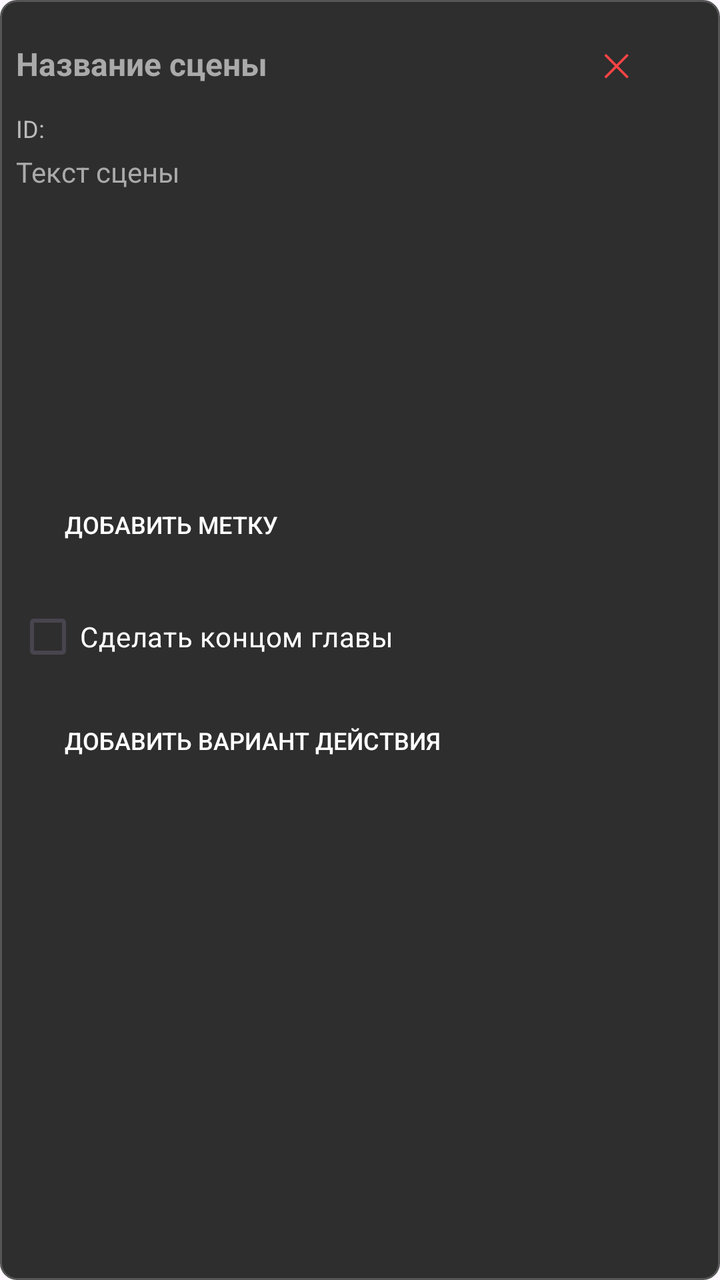
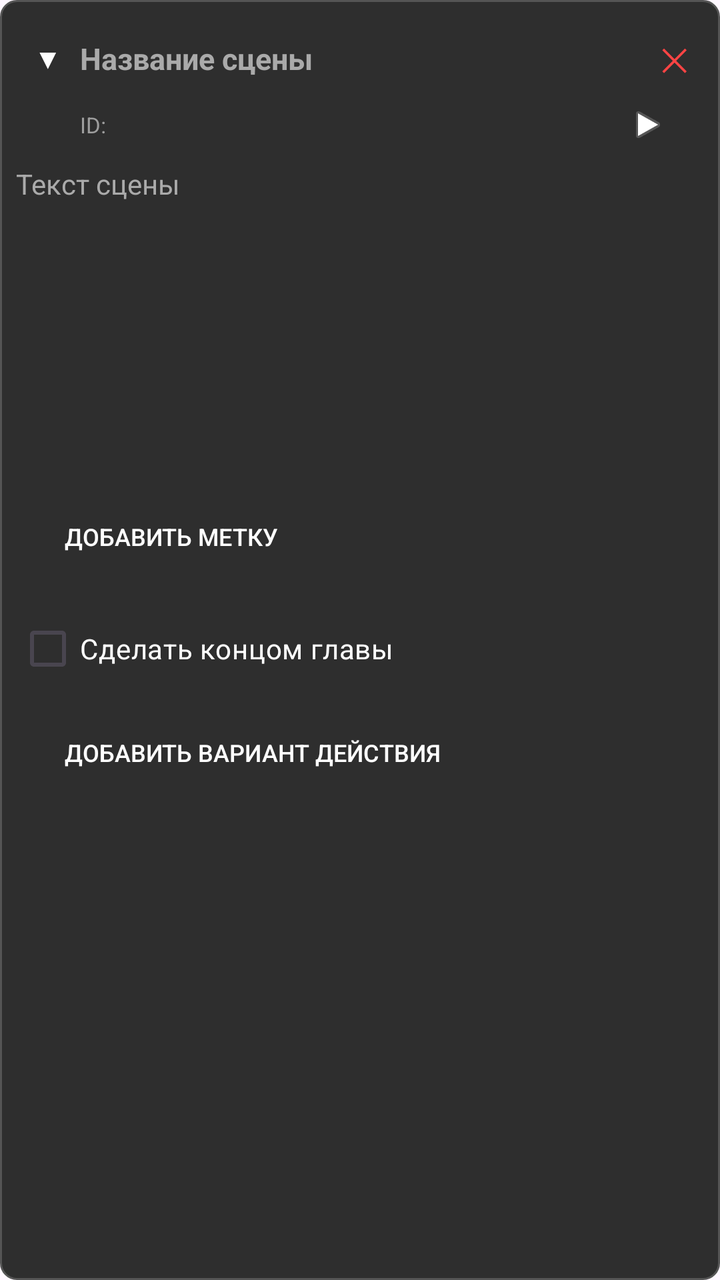

Screens rendered from an Android XML layout before and after an edit, with the pre-edit source and the edit as a unified diff.
<!-- AndroidManifest.xml: application theme Theme.Adventure -->
<!-- res/layout/item_editor_scene.xml -->
<?xml version="1.0" encoding="utf-8"?>
<LinearLayout xmlns:android="http://schemas.android.com/apk/res/android"
    android:layout_width="match_parent"
    android:layout_height="wrap_content"
    android:orientation="vertical"
    android:padding="8dp"
    android:background="@drawable/scene_background"
    android:layout_marginBottom="12dp">

    
    <LinearLayout
        android:layout_width="match_parent"
        android:layout_height="wrap_content"
        android:orientation="horizontal"
        android:gravity="center_vertical">

        <EditText
            android:id="@+id/et_scene_title"
            android:layout_width="0dp"
            android:layout_height="wrap_content"
            android:layout_weight="1"
            android:hint="Название сцены"
            android:textColor="#FFFFFF"
            android:textColorHint="#AAAAAA"
            android:textSize="16sp"
            android:textStyle="bold"
            android:background="@android:color/transparent" />

        <Button
            android:id="@+id/btn_delete_scene"
            android:layout_width="wrap_content"
            android:layout_height="wrap_content"
            android:text="✕"
            android:textColor="#FF4444"
            style="?android:attr/borderlessButtonStyle"
            android:textSize="16sp" />
    </LinearLayout>

    <TextView
        android:id="@+id/tv_scene_id"
        android:layout_width="wrap_content"
        android:layout_height="wrap_content"
        android:text="ID: "
        android:textColor="#BBBBBB"
        android:textSize="12sp"
        android:layout_marginBottom="4dp" />

    <EditText
        android:id="@+id/et_scene_text"
        android:layout_width="match_parent"
        android:layout_height="150dp"
        android:hint="Текст сцены"
        android:textColor="#FFFFFF"
        android:textColorHint="#AAAAAA"
        android:gravity="top"
        android:textSize="14sp"
        android:layout_marginBottom="8dp"
        android:background="@android:color/transparent" />

    <LinearLayout
        android:id="@+id/container_tags"
        android:layout_width="match_parent"
        android:layout_height="wrap_content"
        android:orientation="vertical"
        android:layout_marginBottom="4dp" />

    <Button
        android:id="@+id/btn_add_tag"
        android:layout_width="wrap_content"
        android:layout_height="wrap_content"
        android:text="Добавить метку"
        android:textColor="#FFFFFF"
        style="?android:attr/borderlessButtonStyle"
        android:textSize="12sp" />

    <CheckBox
        android:id="@+id/cb_chapter_end"
        android:layout_width="wrap_content"
        android:layout_height="wrap_content"
        android:text="Сделать концом главы"
        android:textColor="#FFFFFF"
        android:layout_marginTop="8dp" />

    <LinearLayout
        android:id="@+id/layout_steps"
        android:layout_width="match_parent"
        android:layout_height="wrap_content"
        android:orientation="horizontal"
        android:visibility="gone"
        android:layout_marginBottom="8dp">

        <TextView
            android:layout_width="wrap_content"
            android:layout_height="wrap_content"
            android:text="Шагов до след. главы:"
            android:textColor="#FFFFFF"
            android:layout_gravity="center_vertical" />

        <EditText
            android:id="@+id/et_steps"
            android:layout_width="80dp"
            android:layout_height="wrap_content"
            android:inputType="number"
            android:text="0"
            android:textColor="#FFFFFF"
            android:textColorHint="#AAAAAA"
            android:background="@android:color/transparent" />
    </LinearLayout>

    <LinearLayout
        android:id="@+id/container_choices"
        android:layout_width="match_parent"
        android:layout_height="wrap_content"
        android:orientation="vertical"
        android:layout_marginBottom="4dp" />

    <Button
        android:id="@+id/btn_add_choice"
        android:layout_width="wrap_content"
        android:layout_height="wrap_content"
        android:text="Добавить вариант действия"
        android:textColor="#FFFFFF"
        style="?android:attr/borderlessButtonStyle"
        android:textSize="12sp" />

</LinearLayout>
<!-- resources referenced by this layout -->
<resources>
  <!-- drawable scene_background (drawable) -->
  <?xml version="1.0" encoding="utf-8"?>
  <shape xmlns:android="http://schemas.android.com/apk/res/android"
      android:shape="rectangle">
      <solid android:color="#2E2E2E" />
      <stroke
          android:width="1dp"
          android:color="#555555" />
      <corners android:radius="8dp" />
      <padding
          android:left="8dp"
          android:right="8dp"
          android:top="8dp"
          android:bottom="8dp" />
  </shape>
  <style name="Theme.Adventure" parent="Base.Theme.Adventure" />
  <style name="Base.Theme.Adventure" parent="Theme.Material3.DayNight.NoActionBar">
          
          
      </style>
</resources>

<!-- the commit's change to res/layout/item_editor_scene.xml (unified diff, before → after) -->
@@ -9,11 +9,24 @@
 
     
     <LinearLayout
+        android:id="@+id/header"
         android:layout_width="match_parent"
         android:layout_height="wrap_content"
         android:orientation="horizontal"
         android:gravity="center_vertical">
 
+        <TextView
+            android:id="@+id/tv_chevron"
+            android:layout_width="32dp"
+            android:layout_height="32dp"
+            android:text="▼"
+            android:textSize="14sp"
+            android:textColor="#FFFFFF"
+            android:gravity="center"
+            android:clickable="true"
+            android:focusable="true"
+            android:background="?attr/selectableItemBackgroundBorderless" />
+
         <EditText
             android:id="@+id/et_scene_title"
             android:layout_width="0dp"
@@ -22,9 +35,10 @@
             android:hint="Название сцены"
             android:textColor="#FFFFFF"
             android:textColorHint="#AAAAAA"
-            android:textSize="16sp"
+            android:textSize="15sp"
             android:textStyle="bold"
-            android:background="@android:color/transparent" />
+            android:background="@android:color/transparent"
+            android:maxLines="1" />
 
         <Button
             android:id="@+id/btn_delete_scene"
@@ -33,94 +47,174 @@
             android:text="✕"
             android:textColor="#FF4444"
             style="?android:attr/borderlessButtonStyle"
-            android:textSize="16sp" />
+            android:textSize="16sp"
+            android:minWidth="0dp"
+            android:minHeight="0dp"
+            android:paddingStart="8dp"
+            android:paddingEnd="8dp" />
     </LinearLayout>
 
-    <TextView
-        android:id="@+id/tv_scene_id"
-        android:layout_width="wrap_content"
+    
+    <LinearLayout
+        android:id="@+id/info_row"
+        android:layout_width="match_parent"
         android:layout_height="wrap_content"
-        android:text="ID: "
-        android:textColor="#BBBBBB"
-        android:textSize="12sp"
-        android:layout_marginBottom="4dp" />
-
-    <EditText
-        android:id="@+id/et_scene_text"
-        android:layout_width="match_parent"
-        android:layout_height="150dp"
-        android:hint="Текст сцены"
-        android:textColor="#FFFFFF"
-        android:textColorHint="#AAAAAA"
-        android:gravity="top"
-        android:textSize="14sp"
-        android:layout_marginBottom="8dp"
-        android:background="@android:color/transparent" />
-
+        android:orientation="horizontal"
+        android:gravity="center_vertical"
+        android:paddingStart="32dp"
+        android:paddingEnd="8dp"
+        android:layout_marginBottom="4dp"
+        android:clickable="true"
+        android:focusable="true"
+        android:background="?attr/selectableItemBackground">
+
+        <LinearLayout
+            android:layout_width="0dp"
+            android:layout_height="wrap_content"
+            android:layout_weight="1"
+            android:orientation="horizontal"
+            android:gravity="center_vertical">
+
+            <TextView
+                android:id="@+id/tv_scene_id"
+                android:layout_width="0dp"
+                android:layout_height="wrap_content"
+                android:layout_weight="1"
+                android:text="ID: "
+                android:textColor="#9E9E9E"
+                android:textSize="11sp"
+                android:maxLines="1"
+                android:ellipsize="end" />
+
+            <ImageButton
+                android:id="@+id/btn_rebuild_id"
+                android:layout_width="24dp"
+                android:layout_height="24dp"
+                android:src="@android:drawable/ic_menu_rotate"
+                android:background="?attr/selectableItemBackgroundBorderless"
+                android:contentDescription="Пересобрать ID из названия"
+                android:scaleType="centerInside"
+                android:padding="2dp"
+                android:visibility="gone" />
+
+            <ImageButton
+                android:id="@+id/btn_preview_scene"
+                android:layout_width="24dp"
+                android:layout_height="24dp"
+                android:src="@android:drawable/ic_media_play"
+                android:background="?attr/selectableItemBackgroundBorderless"
+                android:contentDescription="Предпросмотр сцены в читалке"
+                android:scaleType="centerInside"
+                android:padding="2dp" />
+
+        </LinearLayout>
+
+        <TextView
+            android:id="@+id/tv_choices_count"
+            android:layout_width="wrap_content"
+            android:layout_height="wrap_content"
+            android:text=""
+            android:textColor="#9E9E9E"
+            android:textSize="11sp"
+            android:layout_marginStart="8dp" />
+
+        <TextView
+            android:id="@+id/tv_chapter_end_badge"
+            android:layout_width="wrap_content"
+            android:layout_height="wrap_content"
+            android:text="🏁 Глава"
+            android:textSize="11sp"
+            android:textColor="#FFC107"
+            android:layout_marginStart="8dp"
+            android:visibility="gone" />
+    </LinearLayout>
+
+    
     <LinearLayout
-        android:id="@+id/container_tags"
+        android:id="@+id/body"
         android:layout_width="match_parent"
         android:layout_height="wrap_content"
         android:orientation="vertical"
-        android:layout_marginBottom="4dp" />
-
-    <Button
-        android:id="@+id/btn_add_tag"
-        android:layout_width="wrap_content"
-        android:layout_height="wrap_content"
-        android:text="Добавить метку"
-        android:textColor="#FFFFFF"
-        style="?android:attr/borderlessButtonStyle"
-        android:textSize="12sp" />
-
-    <CheckBox
-        android:id="@+id/cb_chapter_end"
-        android:layout_width="wrap_content"
-        android:layout_height="wrap_content"
-        android:text="Сделать концом главы"
-        android:textColor="#FFFFFF"
-        android:layout_marginTop="8dp" />
-
-    <LinearLayout
-        android:id="@+id/layout_steps"
-        android:layout_width="match_parent"
-        android:layout_height="wrap_content"
-        android:orientation="horizontal"
-        android:visibility="gone"
-        android:layout_marginBottom="8dp">
-
-        <TextView
-            android:layout_width="wrap_content"
-            android:layout_height="wrap_content"
-            android:text="Шагов до след. главы:"
-            android:textColor="#FFFFFF"
-            android:layout_gravity="center_vertical" />
+        android:paddingTop="4dp">
 
         <EditText
-            android:id="@+id/et_steps"
-            android:layout_width="80dp"
-            android:layout_height="wrap_content"
-            android:inputType="number"
-            android:text="0"
+            android:id="@+id/et_scene_text"
+            android:layout_width="match_parent"
+            android:layout_height="150dp"
+            android:hint="Текст сцены"
             android:textColor="#FFFFFF"
             android:textColorHint="#AAAAAA"
+            android:gravity="top"
+            android:textSize="14sp"
+            android:layout_marginBottom="8dp"
             android:background="@android:color/transparent" />
+
+        <LinearLayout
+            android:id="@+id/container_tags"
+            android:layout_width="match_parent"
+            android:layout_height="wrap_content"
+            android:orientation="vertical"
+            android:layout_marginBottom="4dp" />
+
+        <Button
+            android:id="@+id/btn_add_tag"
+            android:layout_width="wrap_content"
+            android:layout_height="wrap_content"
+            android:text="Добавить метку"
+            android:textColor="#FFFFFF"
+            style="?android:attr/borderlessButtonStyle"
+            android:textSize="12sp" />
+
+        <CheckBox
+            android:id="@+id/cb_chapter_end"
+            android:layout_width="wrap_content"
+            android:layout_height="wrap_content"
+            android:text="Сделать концом главы"
+            android:textColor="#FFFFFF"
+            android:layout_marginTop="8dp" />
+
+        <LinearLayout
+            android:id="@+id/layout_steps"
+            android:layout_width="match_parent"
+            android:layout_height="wrap_content"
+            android:orientation="horizontal"
+            android:visibility="gone"
+            android:layout_marginBottom="8dp">
+
+            <TextView
+                android:layout_width="wrap_content"
+                android:layout_height="wrap_content"
+                android:text="Шагов до след. главы:"
+                android:textColor="#FFFFFF"
+                android:layout_gravity="center_vertical" />
+
+            <EditText
+                android:id="@+id/et_steps"
+                android:layout_width="80dp"
+                android:layout_height="wrap_content"
+                android:inputType="number"
+                android:text="0"
+                android:textColor="#FFFFFF"
+                android:textColorHint="#AAAAAA"
+                android:background="@android:color/transparent" />
+        </LinearLayout>
+
+        <LinearLayout
+            android:id="@+id/container_choices"
+            android:layout_width="match_parent"
+            android:layout_height="wrap_content"
+            android:orientation="vertical"
+            android:layout_marginBottom="4dp" />
+
+        <Button
+            android:id="@+id/btn_add_choice"
+            android:layout_width="wrap_content"
+            android:layout_height="wrap_content"
+            android:text="Добавить вариант действия"
+            android:textColor="#FFFFFF"
+            style="?android:attr/borderlessButtonStyle"
+            android:textSize="12sp" />
+
     </LinearLayout>
 
-    <LinearLayout
-        android:id="@+id/container_choices"
-        android:layout_width="match_parent"
-        android:layout_height="wrap_content"
-        android:orientation="vertical"
-        android:layout_marginBottom="4dp" />
-
-    <Button
-        android:id="@+id/btn_add_choice"
-        android:layout_width="wrap_content"
-        android:layout_height="wrap_content"
-        android:text="Добавить вариант действия"
-        android:textColor="#FFFFFF"
-        style="?android:attr/borderlessButtonStyle"
-        android:textSize="12sp" />
-
 </LinearLayout>
